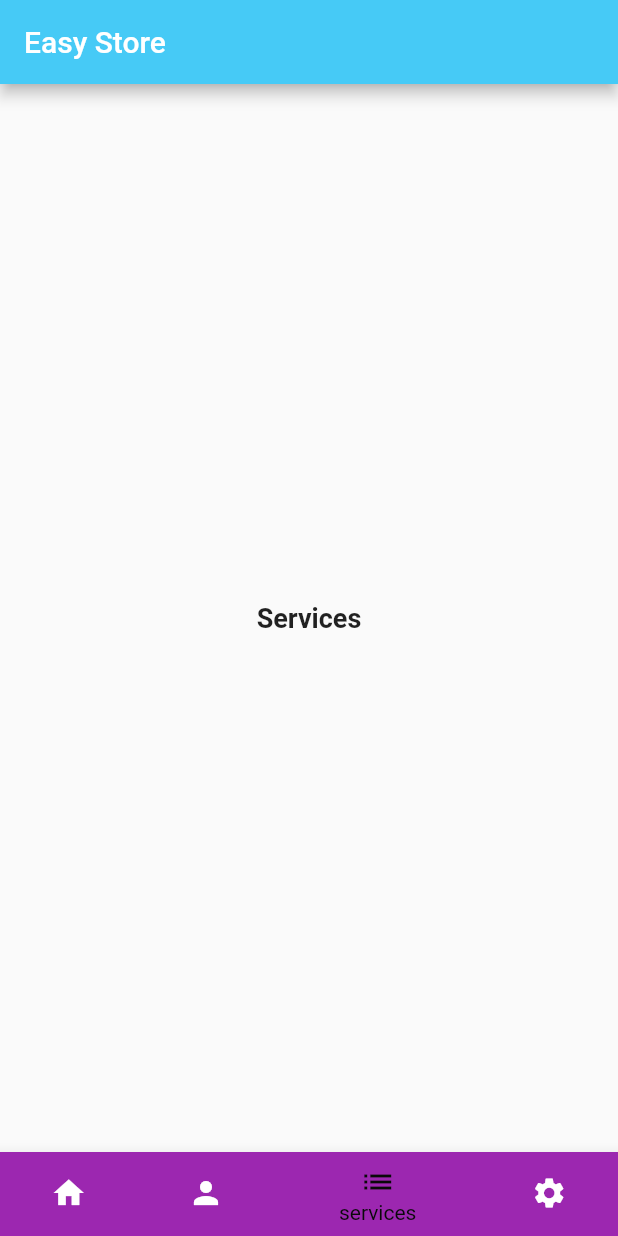
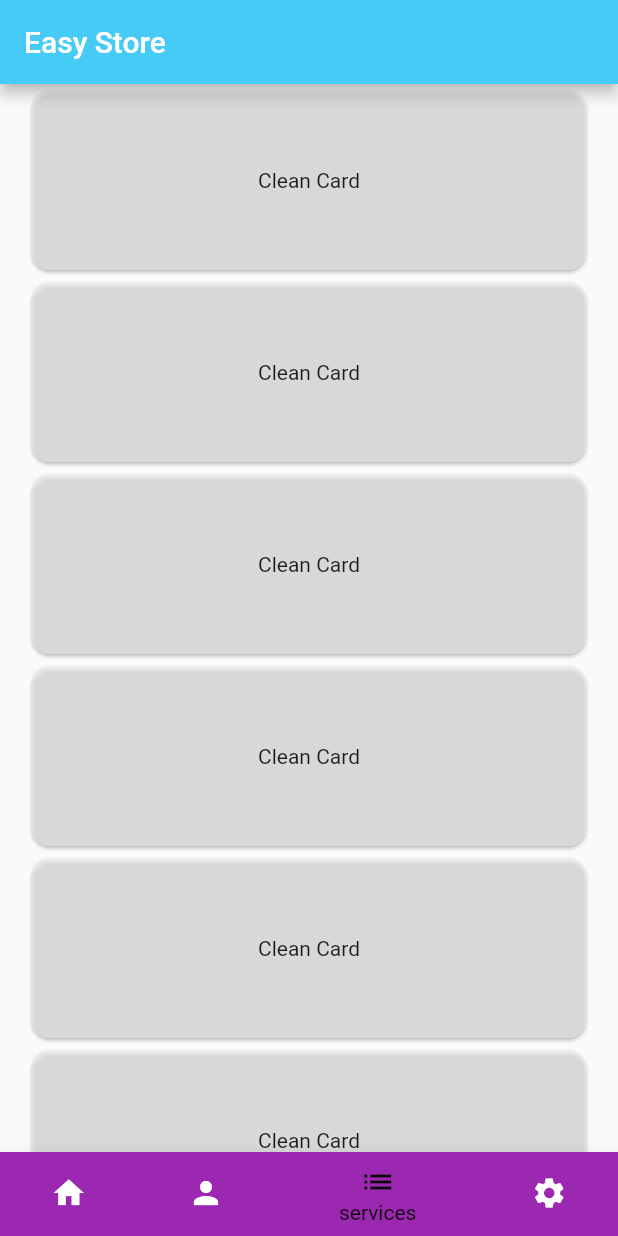
Before and after one commit to YilberMD/Mobile, a Flutter app: the screen it shows after launch, item 3 of the bottom bar chosen, on a phone screen of 412 x 824 dp. Run offline on Flutter 3.47's test engine with Material 2 defaults, Android fonts, the phone set to English and light mode, and no system bars; our stand-ins replace firebase_core, firebase_database, font_awesome_flutter, lottie; accounts and stored records are empty; network calls fail.

Commit message:
clase cardCustom

```diff
--- a/project/lib/main.dart
+++ b/project/lib/main.dart
@@ -1,7 +1,6 @@
 import 'package:firebase_core/firebase_core.dart';
 import 'package:firebase_database/firebase_database.dart';
 import 'package:flutter/material.dart';
-import 'package:project/views/listview_1.dart';
 import 'package:project/views/splash.dart';
 
 
--- a/project/lib/views/menu.dart
+++ b/project/lib/views/menu.dart
@@ -1,6 +1,7 @@
 import 'dart:ui';
 import 'package:flutter/material.dart';
 import 'package:project/views/profile.dart';
+import 'package:project/views/services.dart';
 
 
 class Menu extends StatefulWidget {
@@ -22,7 +23,7 @@ class Menu extends StatefulWidget {
 
  Text('Home', style: _options,),
  Profile(),
- Text('Services', style: _options,),
+Services(),
  Text('Settings', style: _options,),
 
  ];
@@ -68,7 +69,7 @@ class Menu extends StatefulWidget {
             ),
          ],
           currentIndex: _selectedIndex,
-          selectedItemColor: Color.fromARGB(255, 9, 9, 9),
+          selectedItemColor: const Color.fromARGB(255, 9, 9, 9),
           onTap: _onItemTapped,
          ),
      );
--- /dev/null
+++ b/project/lib/views/services.dart
@@ -0,0 +1,179 @@
+import 'package:flutter/material.dart';
+import 'package:project/views/list_detail.dart';
+
+import 'animedata.dart';
+
+// ignore: camel_case_types
+class Services extends StatelessWidget {
+
+   const Services({Key? key}) : super(key: key);
+
+
+  static const List<Map<String, String>> games = [
+    {
+      "image":
+          "https://www.lavanguardia.com/files/og_thumbnail/uploads/2021/09/02/6130d99519f60.png",
+      "name": "Roblox"
+    },
+    {
+      "image":
+          "https://i0.wp.com/hipertextual.com/wp-content/uploads/2020/12/silent-hill-1.jpg?fit=1200%2C736&quality=50&strip=all&ssl=1",
+      "name": "Silent Hills"
+    },
+    {
+      "image":
+          "https://static.wikia.nocookie.net/doblaje/images/b/be/Forzahorizon5_keyart.jpg/revision/latest?cb=20220225074339&path-prefix=es",
+      "name": "Forza Horizon 5"
+    },
+    {
+      "image":
+          "https://fs-prod-cdn.nintendo-europe.com/media/images/10_share_images/games_15/nintendo_switch_4/H2x1_NSwitch_FinalFantasyXX2HDRemaster_image1600w.jpg",
+      "name": "Final fantasy"
+    },
+    {
+      "image":
+          "https://www.lavanguardia.com/files/og_thumbnail/uploads/2021/09/02/6130d99519f60.png",
+      "name": "Roblox"
+    },
+    {
+      "image":
+          "https://www.lavanguardia.com/files/og_thumbnail/uploads/2021/09/02/6130d99519f60.png",
+      "name": "Roblox"
+    },
+    {
+      "image":
+          "https://www.lavanguardia.com/files/og_thumbnail/uploads/2021/09/02/6130d99519f60.png",
+      "name": "Roblox"
+    },
+    {
+      "image":
+          "https://www.lavanguardia.com/files/og_thumbnail/uploads/2021/09/02/6130d99519f60.png",
+      "name": "Roblox"
+    },
+    {
+      "image":
+          "https://www.lavanguardia.com/files/og_thumbnail/uploads/2021/09/02/6130d99519f60.png",
+      "name": "Roblox"
+    },
+    {
+      "image":
+          "https://www.lavanguardia.com/files/og_thumbnail/uploads/2021/09/02/6130d99519f60.png",
+      "name": "Roblox"
+    },
+    {
+      "image":
+          "https://www.lavanguardia.com/files/og_thumbnail/uploads/2021/09/02/6130d99519f60.png",
+      "name": "Roblox"
+    },
+    {
+      "image":
+          "https://www.lavanguardia.com/files/og_thumbnail/uploads/2021/09/02/6130d99519f60.png",
+      "name": "Roblox"
+    },
+    {
+      "image":
+          "https://www.lavanguardia.com/files/og_thumbnail/uploads/2021/09/02/6130d99519f60.png",
+      "name": "Roblox"
+    },
+    {
+      "image":
+          "https://www.lavanguardia.com/files/og_thumbnail/uploads/2021/09/02/6130d99519f60.png",
+      "name": "Roblox"
+    },
+    {
+      "image":
+          "https://www.lavanguardia.com/files/og_thumbnail/uploads/2021/09/02/6130d99519f60.png",
+      "name": "Roblox"
+    },
+    {
+      "image":
+          "https://www.lavanguardia.com/files/og_thumbnail/uploads/2021/09/02/6130d99519f60.png",
+      "name": "Roblox"
+    },
+    {
+      "image":
+          "https://www.lavanguardia.com/files/og_thumbnail/uploads/2021/09/02/6130d99519f60.png",
+      "name": "Roblox"
+    },
+    {
+      "image":
+          "https://www.lavanguardia.com/files/og_thumbnail/uploads/2021/09/02/6130d99519f60.png",
+      "name": "Roblox"
+    },
+    {
+      "image":
+          "https://www.lavanguardia.com/files/og_thumbnail/uploads/2021/09/02/6130d99519f60.png",
+      "name": "Roblox"
+    },
+    {
+      "image":
+          "https://www.lavanguardia.com/files/og_thumbnail/uploads/2021/09/02/6130d99519f60.png",
+      "name": "Roblox"
+    },
+    {
+      "image":
+          "https://www.lavanguardia.com/files/og_thumbnail/uploads/2021/09/02/6130d99519f60.png",
+      "name": "Roblox"
+    },
+    {
+      "image":
+          "https://www.lavanguardia.com/files/og_thumbnail/uploads/2021/09/02/6130d99519f60.png",
+      "name": "Roblox"
+    },
+    {
+      "image":
+          "https://www.lavanguardia.com/files/og_thumbnail/uploads/2021/09/02/6130d99519f60.png",
+      "name": "Roblox"
+    },
+    {
+      "image":
+          "https://www.lavanguardia.com/files/og_thumbnail/uploads/2021/09/02/6130d99519f60.png",
+      "name": "Roblox"
+    },
+    {
+      "image":
+          "https://www.lavanguardia.com/files/og_thumbnail/uploads/2021/09/02/6130d99519f60.png",
+      "name": "Roblox"
+    },
+    {
+      "image":
+          "https://www.lavanguardia.com/files/og_thumbnail/uploads/2021/09/02/6130d99519f60.png",
+      "name": "Roblox"
+    },
+  ];
+
+  @override
+  Widget build(BuildContext context) {
+    return Scaffold(
+        body: ListView.builder(
+      physics:
+          const BouncingScrollPhysics(parent: AlwaysScrollableScrollPhysics()),
+      itemCount: games.length,
+      itemBuilder: (_, index) {
+        return CardCustom(games[0]);
+      },
+    ));
+  }
+}
+
+class CardCustom extends StatelessWidget {
+  const CardCustom(Map<String, String> gam, {Key? key}) : super(key: key);
+
+  @override
+  Widget build(BuildContext context) {
+    return const Center(
+      child: Card(
+        color: Color.fromARGB(161, 235, 236, 238),
+        shape: RoundedRectangleBorder(
+          borderRadius: BorderRadius.all(Radius.circular(12)),
+        ),
+        child:
+        SizedBox(
+          width: 370,
+          height: 120,
+          child: Center(child: Text('Clean Card')),
+        ),
+      ),
+    );
+  }
+}
--- a/project/lib/views/splash.dart
+++ b/project/lib/views/splash.dart
@@ -1,7 +1,5 @@
-import 'package:flutter/cupertino.dart';
 import 'package:flutter/material.dart';
 import 'package:lottie/lottie.dart';
-import 'package:project/views/listview_1.dart';
 import 'menu.dart';
 
 class Splash extends StatefulWidget {
```
